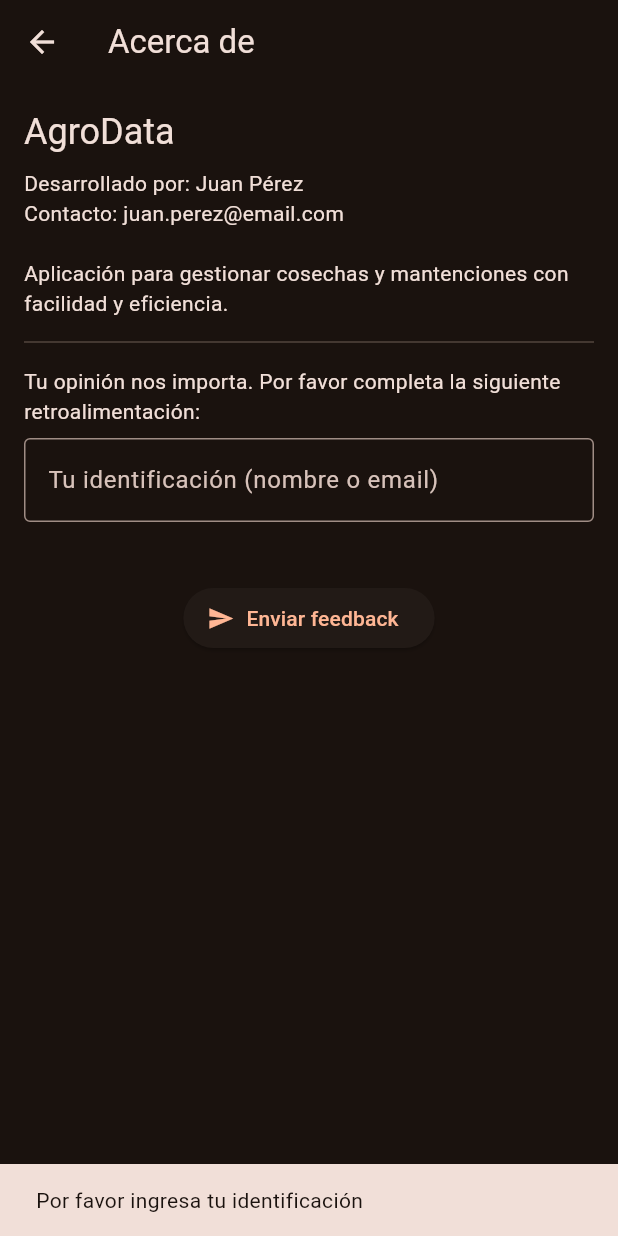
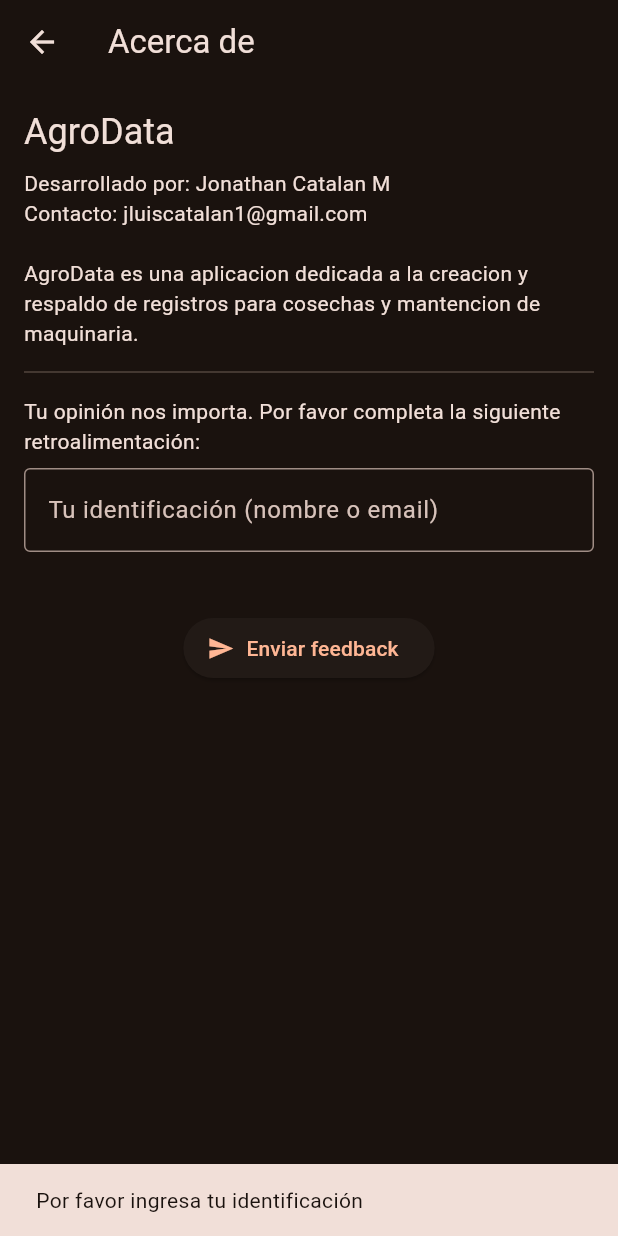
Before and after one commit to JohnCooper25/AgroData_App, a Flutter app: the AboutMePage screen opened directly, after a tap on "Enviar feedback", on a phone screen of 412 x 824 dp. Run offline on Flutter 3.47's test engine with Material 3 defaults, Android fonts, the phone set to English and light mode, and no system bars; our stand-ins replace shared_preferences; accounts and stored records are empty; Roboto replaces fonts that are missing (MerriweatherItalic).

Commit message:
About con preguntas casi listo

```diff
--- a/assets/data/feedback_questions.json
+++ b/assets/data/feedback_questions.json
@@ -1,62 +1,26 @@
 {
   "usabilidad": [
     {
-      "titulo": "Pregunta 1: ¿Qué tan fácil fue navegar a través de la aplicación?",
+      "titulo": "¿Qué tan fácil fue navegar a través de la aplicación?",
       "valor": 0,
       "min": "0 estrellas: Fue muy difícil encontrar las funcionalidades, la navegación fue confusa.",
       "max": "5 estrellas: Fue extremadamente fácil, la navegación es intuitiva y sin complicaciones."
-    },
-    {
-      "titulo": "Pregunta 2: ¿Pudiste completar tus tareas en la aplicación sin problemas?",
-      "valor": 0,
-      "min": "0 estrellas: No pude completar las tareas, fue frustrante.",
-      "max": "5 estrellas: Pude completar todas las tareas de forma rápida y eficiente."
-    },
-    {
-      "titulo": "Pregunta 3: ¿Cómo calificas la interfaz gráfica en términos de diseño y claridad?",
-      "valor": 0,
-      "min": "0 estrellas: La interfaz es poco clara y difícil de entender.",
-      "max": "5 estrellas: La interfaz es clara, atractiva y facilita el uso."
     }
   ],
   "contenido": [
     {
-      "titulo": "Pregunta 1: ¿El contenido de la aplicación fue útil para ti?",
+      "titulo": "¿El contenido de la aplicación fue útil para ti?",
       "valor": 0,
       "min": "0 estrellas: El contenido no fue relevante ni útil.",
       "max": "5 estrellas: El contenido fue muy útil y relevante para mis necesidades."
-    },
-    {
-      "titulo": "Pregunta 2: ¿Qué tan bien el contenido de la aplicación se adapta a tus expectativas?",
-      "valor": 0,
-      "min": "0 estrellas: El contenido no cumplió con mis expectativas.",
-      "max": "5 estrellas: El contenido superó completamente mis expectativas."
-    },
-    {
-      "titulo": "Pregunta 3: ¿El contenido de la aplicación está presentado de manera clara y comprensible?",
-      "valor": 0,
-      "min": "0 estrellas: El contenido está mal estructurado o es confuso.",
-      "max": "5 estrellas: El contenido está muy bien presentado y es fácil de comprender."
     }
   ],
   "compartir": [
     {
-      "titulo": "Pregunta 1: ¿Qué tan probable es que recomiendes esta aplicación a un amigo?",
+      "titulo": "¿Qué tan probable es que recomiendes esta aplicación a un amigo?",
       "valor": 0,
       "min": "0 estrellas: No la recomendaría en absoluto.",
       "max": "5 estrellas: Definitivamente la recomendaría."
-    },
-    {
-      "titulo": "Pregunta 2: ¿Cómo te sentirías al compartir esta aplicación con alguien más?",
-      "valor": 0,
-      "min": "0 estrellas: No me sentiría cómodo compartiéndola.",
-      "max": "5 estrellas: Me sentiría muy cómodo compartiéndola."
-    },
-    {
-      "titulo": "Pregunta 3: ¿Crees que esta aplicación podría ser útil para personas cercanas a ti?",
-      "valor": 0,
-      "min": "0 estrellas: No creo que sea útil para otras personas.",
-      "max": "5 estrellas: Estoy seguro de que sería muy útil para personas cercanas."
     }
   ]
 }
--- a/lib/pages/about_me.dart
+++ b/lib/pages/about_me.dart
@@ -141,14 +141,17 @@ class _AboutMePageState extends State<AboutMePage> {
   Future<void> _sendFeedback() async {
   if (!_validate()) return;
 
-    final subject = Uri.encodeComponent('Feedback de la App AgroData');
-    final body = Uri.encodeComponent(_buildEmailBody());
-    final email = 'jluiscatalan1@gmail.com'; // <- Cambia al correo del desarrollador
+  final Uri mailtoUri = Uri(
+    scheme: 'mailto',
+    path: 'jluiscatalan1@gmail.com',
+    queryParameters: {
+      'subject': 'Feedback de la App AgroData',
+      'body': _buildEmailBody(),
+    },
+  );
 
-    final mailtoLink = 'mailto:$email?subject=$subject&body=$body';
-
-    if (await canLaunch(mailtoLink)) {
-      await launch(mailtoLink);
+  if (await canLaunchUrl(mailtoUri)) {
+    await launchUrl(mailtoUri);
   } else {
     ScaffoldMessenger.of(context).showSnackBar(
       const SnackBar(content: Text('No se pudo abrir la aplicación de correo')),
@@ -176,7 +179,7 @@ class _AboutMePageState extends State<AboutMePage> {
                 children: [
                   Text('AgroData', style: titleStyle),
                   const SizedBox(height: 8),
-                  const Text('Desarrollado por: Juan Pérez\nContacto: juan.perez@email.com\n\nAplicación para gestionar cosechas y mantenciones con facilidad y eficiencia.'),
+                  const Text('Desarrollado por: Jonathan Catalan M\nContacto: jluiscatalan1@gmail.com\n\nAgroData es una aplicacion dedicada a la creacion y respaldo de registros para cosechas y mantencion de maquinaria.'),
                   const Divider(height: 32),
                   const Text('Tu opinión nos importa. Por favor completa la siguiente retroalimentación:'),
                   const SizedBox(height: 8),
--- a/pubspec.yaml
+++ b/pubspec.yaml
@@ -28,12 +28,11 @@ environment:
 # the latest version available on pub.dev. To see which dependencies have newer
 # versions available, run `flutter pub outdated`.
 dependencies:
-
+  url_launcher: ^6.1.10
   connectivity_plus: ^5.0.2
   shared_preferences: ^2.2.2
   flutter:
     sdk: flutter
-    url_launcher: ^6.1.10
   # The following adds the Cupertino Icons font to your application.
   # Use with the CupertinoIcons class for iOS style icons.
   cupertino_icons: ^1.0.8
```
Also changed, not shown: lib/pages/home.dart (+11 -0 lines), pubspec.lock, 5 other files. Lines whose indentation alone changed are shown as unchanged.
